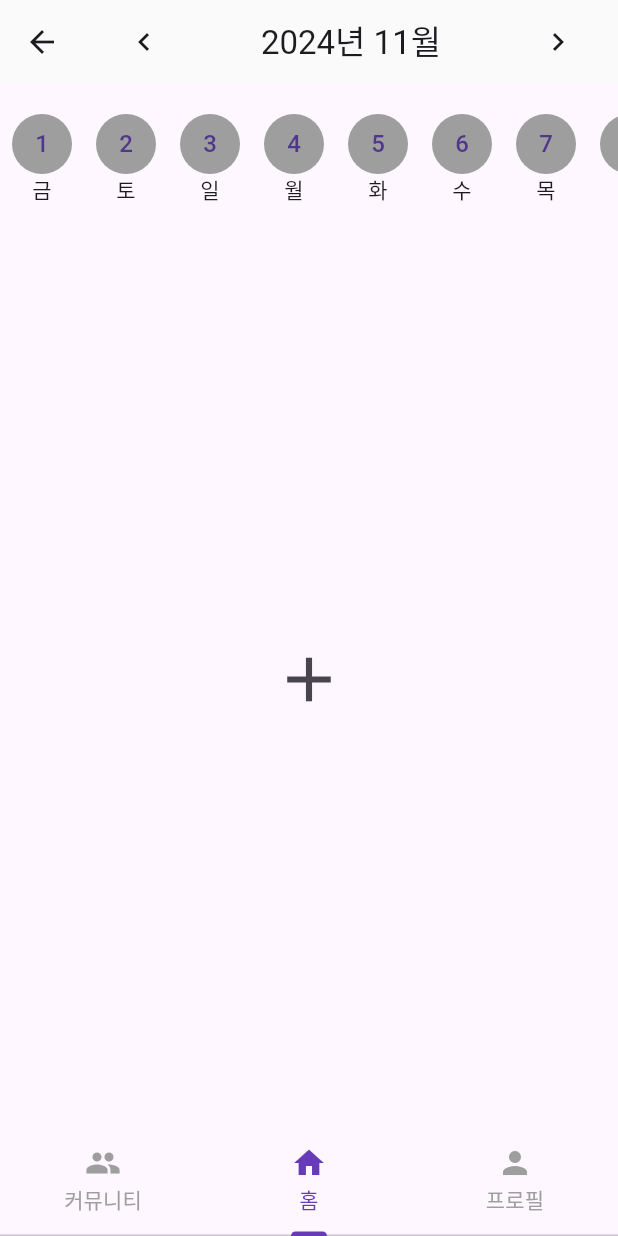
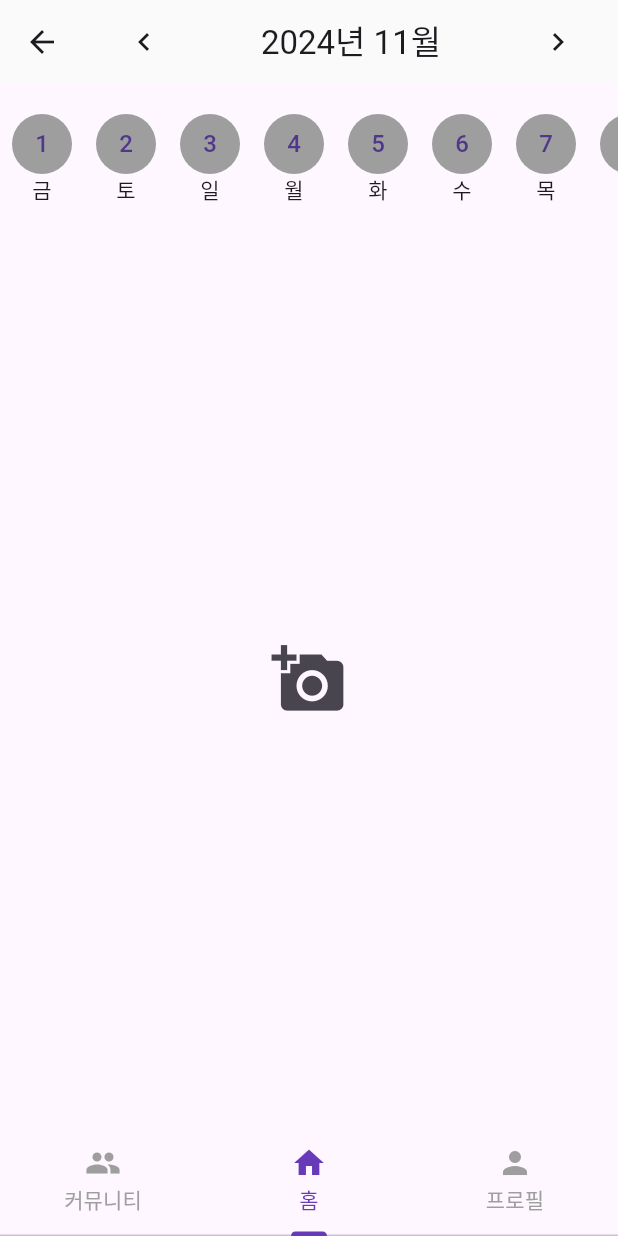
Before and after one commit to uchunc/routinecareproject, a Flutter app: the screen it shows after launch, after a tap on "로그인", on a phone screen of 412 x 824 dp. Run offline on Flutter 3.47's test engine with Material 3 defaults, Android fonts, the phone set to English and light mode, and no system bars; our stand-ins replace image_picker.

Commit message:
second commit

```diff
--- a/lib/widgets/journal_entry.dart
+++ b/lib/widgets/journal_entry.dart
@@ -1,4 +1,6 @@
 import 'package:flutter/material.dart';
+import 'package:image_picker/image_picker.dart';
+import 'dart:io';
 
 class JournalViewer extends StatefulWidget {
   final DateTime selectedDate;
@@ -17,6 +19,9 @@ class JournalViewer extends StatefulWidget {
 
 class _JournalViewerState extends State<JournalViewer> {
   late List<String> currentEntries;
+  late List<String?> imagePaths; // 이미지 경로를 null로 초기화
+  late List<TextEditingController> controllers; // 텍스트 컨트롤러 추가
+  final ImagePicker _picker = ImagePicker();
 
   @override
   void initState() {
@@ -32,29 +37,57 @@ class _JournalViewerState extends State<JournalViewer> {
     }
   }
 
-  void _loadEntries() {
-    // 선택된 날짜의 일지 페이지를 로드
-    String dateKey = formatDate(widget.selectedDate);
-    setState(() {
-      currentEntries = widget.journalEntries[dateKey] ?? [];
-    });
-  }
 
   String formatDate(DateTime date) {
     return "${date.year}-${date.month}-${date.day}";
   }
 
-  void addJournalPage() {
+  void _loadEntries() {
+    String dateKey = formatDate(widget.selectedDate);
     setState(() {
-      currentEntries.add("");
+      currentEntries = widget.journalEntries[dateKey] ?? [];
+      imagePaths = List.generate(currentEntries.length, (index) => null); // 각 일지에 대해 이미지 경로를 null로 초기화
+      controllers = List.generate(currentEntries.length, (index) => TextEditingController(text: currentEntries[index])); // 텍스트 컨트롤러 추가
+    });
+  }
+
+  void addJournalPage() async {
+    int newIndex = currentEntries.length;
+
+    // 이미지 선택 전에 imagePaths와 controllers 리스트에 null을 추가하여 빈 값이 되지 않도록 함
+    setState(() {
+      imagePaths.add(null);
+      controllers.add(TextEditingController());
+    });
+
+    await _pickImage(newIndex); // 이미지 선택 후 추가
+
+    setState(() {
+      currentEntries.add(""); // 빈 일지 텍스트 추가
       widget.onEntryChanged(currentEntries);
     });
   }
 
+  Future<void> _pickImage(int index) async {
+    // 이미지 선택 함수에서 인덱스가 유효한지 확인
+    if (index >= imagePaths.length) {
+      return; // 유효하지 않으면 함수 종료
+    }
+    final XFile? pickedFile = await _picker.pickImage(source: ImageSource.gallery);
+
+    if (pickedFile != null) {
+      setState(() {
+        imagePaths[index] = pickedFile.path; // 선택된 이미지 경로 저장
+      });
+    }
+  }
+
+
   void deleteJournalPage(int index) {
     showDialog(
       context: context,
-      builder: (context) => AlertDialog(
+      builder: (context) =>
+          AlertDialog(
             title: Text("페이지를 삭제하겠습니까?"),
             actions: [
               TextButton(
@@ -66,6 +99,8 @@ class _JournalViewerState extends State<JournalViewer> {
                 onPressed: () {
                   setState(() {
                     currentEntries.removeAt(index);
+                    imagePaths.removeAt(index); // 해당 일지의 이미지도 삭제
+                    controllers.removeAt(index); // 텍스트 컨트롤러도 삭제
                     widget.onEntryChanged(currentEntries);
                   });
                   Navigator.of(context).pop();
@@ -76,29 +111,35 @@ class _JournalViewerState extends State<JournalViewer> {
     );
   }
 
+
   @override
   Widget build(BuildContext context) {
     return PageView.builder(
       itemCount: currentEntries.length + 1, // +1 to include the Add Page button
       itemBuilder: (context, index) {
         if (index == currentEntries.length) {
-          // 마지막 페이지는 + 버튼
           return Center(
             child: IconButton(
-              icon: Icon(Icons.add, size: 50),
+              icon: Icon(Icons.add_a_photo, size: 50),
               onPressed: addJournalPage,
             ),
           );
         } else {
-          // 일지 작성 페이지
           return Padding(
             padding: EdgeInsets.all(16),
             child: Column(
               children: [
+                if (imagePaths[index] != null && imagePaths[index]!.isNotEmpty)
+                  Image.file(
+                    File(imagePaths[index]!),
+                    height: 200,
+                    width: double.infinity,
+                    fit: BoxFit.cover,
+                  ),
+                SizedBox(height: 16),
                 Expanded(
                   child: TextField(
-                    controller:
-                        TextEditingController(text: currentEntries[index]),
+                    controller: controllers[index],
                     onChanged: (value) {
                       setState(() {
                         currentEntries[index] = value;
--- a/pubspec.yaml
+++ b/pubspec.yaml
@@ -30,7 +30,7 @@ environment:
 dependencies:
   flutter:
     sdk: flutter
-
+  image_picker: ^0.8.7+3
 
   # The following adds the Cupertino Icons font to your application.
   # Use with the CupertinoIcons class for iOS style icons.
```
Also changed, not shown: pubspec.lock, 5 other files. Lines whose indentation alone changed are shown as unchanged.
